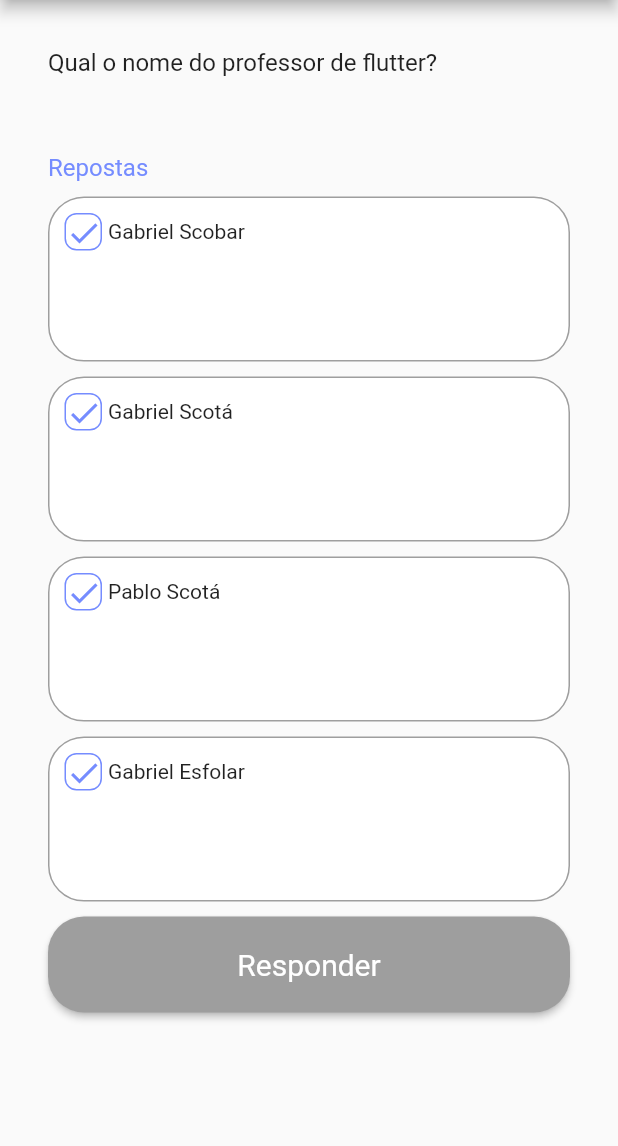
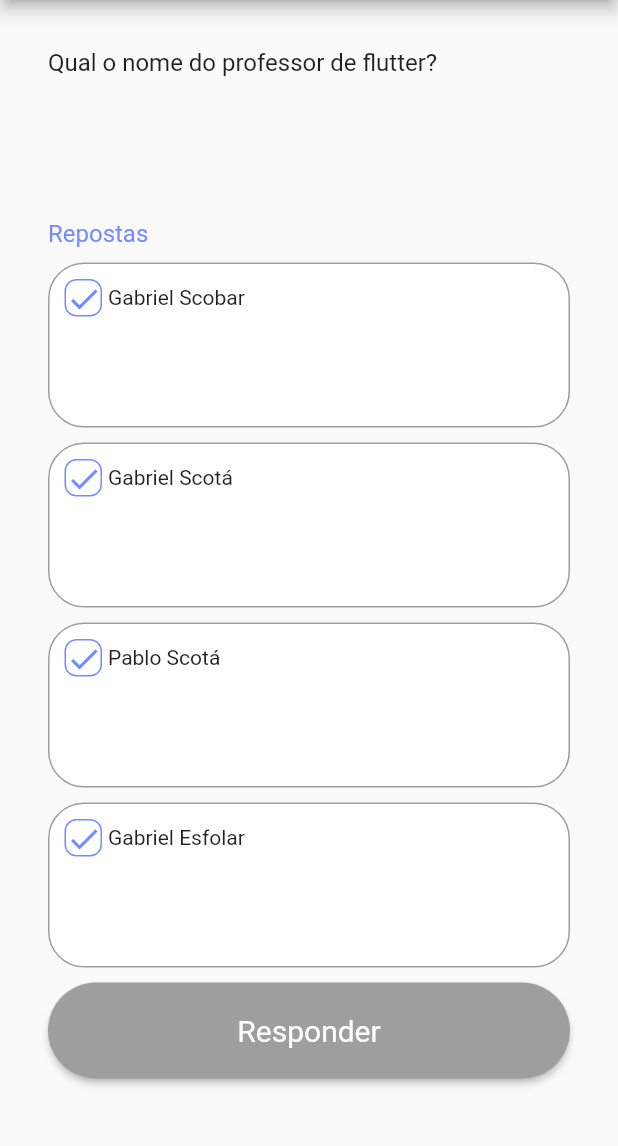
Before and after one commit to JoaoPauloPrata/perguntados, a Flutter app: the QuestionPage screen opened by its route, after a tap on "Responder", on a phone screen of 412 x 824 dp, the part 84-1230 px from its top. Run offline on Flutter 3.47's test engine with Material 2 defaults, Android fonts, the phone set to English and light mode, and no system bars.

Commit message:
Corrigindo desing das telas

```diff
--- a/perguntados/lib/pages/question_page.dart
+++ b/perguntados/lib/pages/question_page.dart
@@ -29,12 +29,12 @@ ButtonStyle getButtonStyle(isSelected) {
   if (isSelected) {
     return ElevatedButton.styleFrom(
         primary: defaultColor,
-        shape: RoundedRectangleBorder(borderRadius: BorderRadius.circular(24)),
+        shape: RoundedRectangleBorder(borderRadius: BorderRadius.circular(32)),
         textStyle: TextStyle(fontSize: 20));
   } else {
     return ElevatedButton.styleFrom(
         primary: Colors.grey,
-        shape: RoundedRectangleBorder(borderRadius: BorderRadius.circular(24)),
+        shape: RoundedRectangleBorder(borderRadius: BorderRadius.circular(32)),
         textStyle: TextStyle(fontSize: 20));
   }
 }
@@ -76,7 +76,7 @@ class NextQuestionButton extends StatelessWidget {
           style: ElevatedButton.styleFrom(
               primary: defaultColor,
               shape: RoundedRectangleBorder(
-                  borderRadius: BorderRadius.circular(24)),
+                  borderRadius: BorderRadius.circular(32)),
               textStyle: TextStyle(fontSize: 20)),
           onPressed: () {
             nextQuestion();
@@ -187,7 +187,7 @@ class WidgetsListsState extends State<WidgetsLists> {
             style: TextStyle(fontSize: 16),
           ),
         ),
-        SizedBox(height: 20),
+        SizedBox(height: 64),
         Text(
           'Repostas',
           style: TextStyle(fontSize: 16, color: defaultColor),
```
